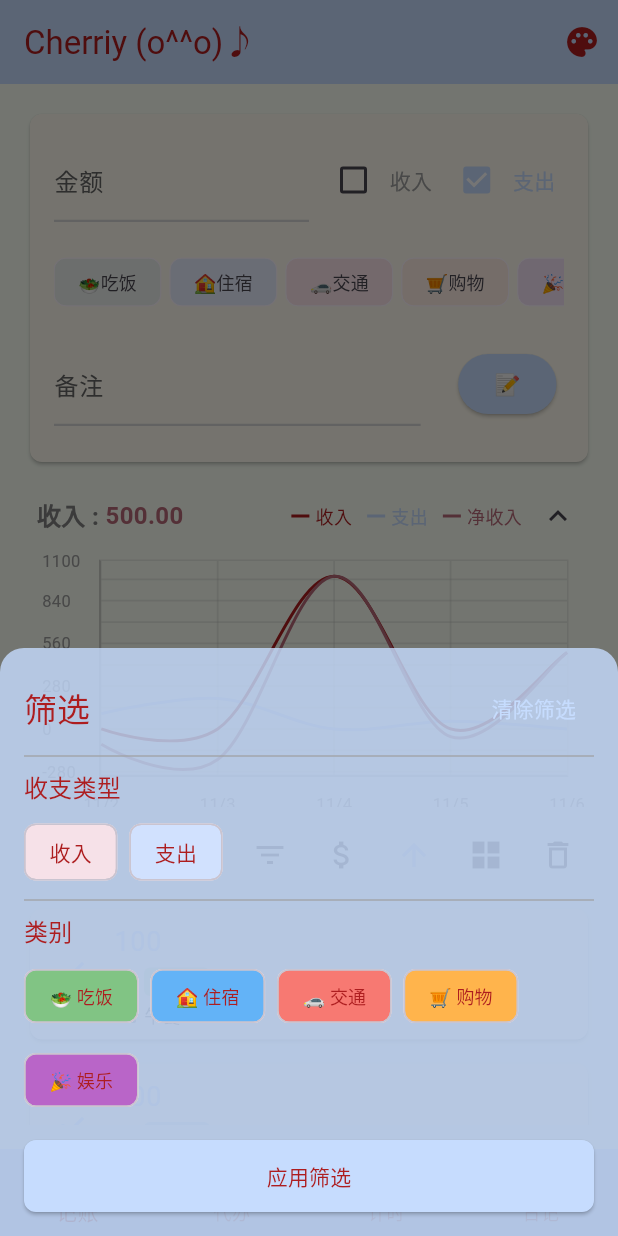
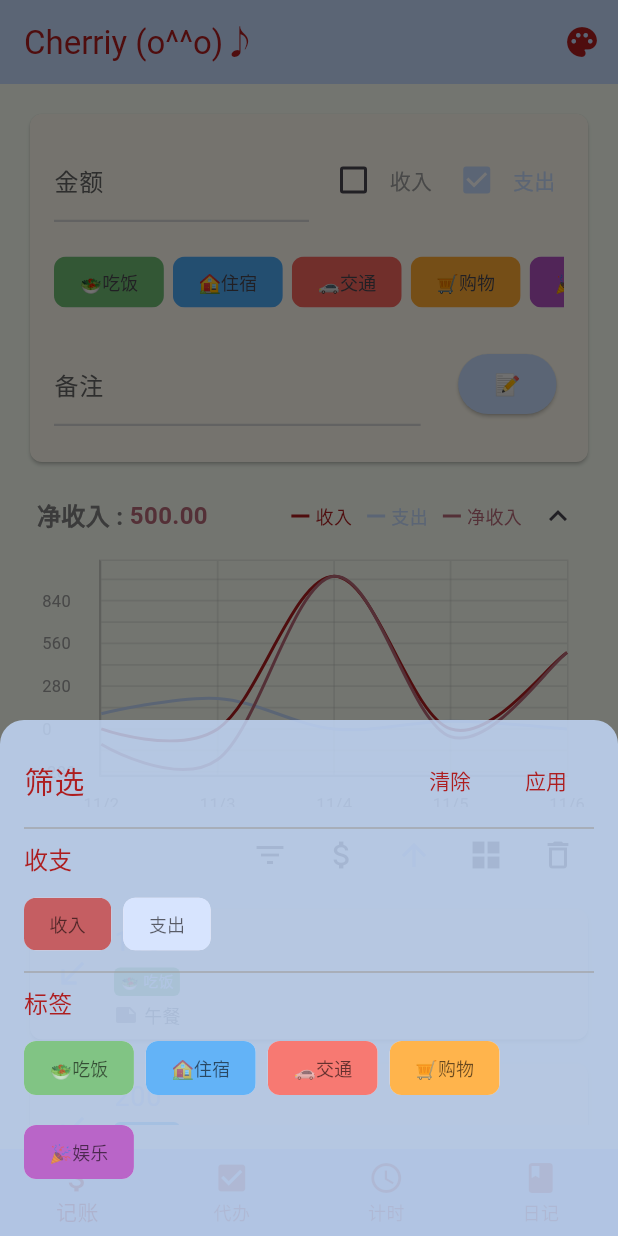
Before and after one commit to White-Lulu/cherriy, a Flutter app: the screen it shows after launch, after a tap on the "filter list" icon, on a phone screen of 412 x 824 dp. Run offline on Flutter 3.47's test engine with Material 3 defaults, Android fonts, the phone set to English and light mode, and no system bars; drawn by our look-alikes of fl_chart; our stand-ins replace flutter_colorpicker, image_picker, shared_preferences.

Commit message:
啊啊啊

```diff
--- a/lib/accountingpage.dart
+++ b/lib/accountingpage.dart
@@ -285,7 +285,8 @@ class AccountingPageState extends State<AccountingPage> {
   // 添加筛选方法
   void _showFilterBottomSheet() {
     final themeColor = Theme.of(context).primaryColor;
-    final textColor = Theme.of(context).textTheme.bodyMedium?.color ?? Colors.black;
+    final textColor =
+        Theme.of(context).textTheme.bodyMedium?.color ?? Colors.black;
     final warmColor = ColorScorer.getWarmColor(themeColor, textColor);
     final coldColor = ColorScorer.getColdColor(themeColor, textColor);
     FocusScope.of(context).unfocus();
@@ -308,7 +309,8 @@ class AccountingPageState extends State<AccountingPage> {
                   Row(
                     mainAxisAlignment: MainAxisAlignment.spaceBetween,
                     children: [
-                      Text('筛选', style: Theme.of(context).textTheme.titleLarge),
+                      Text('筛选', style: TextStyle(color: textColor,fontSize: 20)),
+                      Spacer(),
                       TextButton(
                         onPressed: () {
                           setState(() {
@@ -318,64 +320,115 @@ class AccountingPageState extends State<AccountingPage> {
                           Navigator.pop(context);
                           _applyFilter();
                         },
-
                         style: TextButton.styleFrom(
                           foregroundColor: themeColor,
                         ),
-                        child: Text('清除筛选'),
+                        child: Text('清除',
+                            style: TextStyle(color: textColor, fontSize: 14)),
+                      ),
+                      TextButton(
+                        onPressed: () {
+                          Navigator.pop(context);
+                          _applyFilter();
+                        },
+                        style: TextButton.styleFrom(
+                          foregroundColor: textColor,
+                        ),
+                        child: Text('应用',
+                            style: TextStyle(color: textColor,fontSize: 14),
+                      ),
                       ),
                     ],
                   ),
                   Divider(color: Colors.grey.withOpacity(0.8), thickness: 1),
-                  Text('收支类型', style: Theme.of(context).textTheme.titleMedium),
+                  Text('收支', style: Theme.of(context).textTheme.titleMedium),
                   SizedBox(height: 8),
                   Row(
                     children: [
                       FilterChip(
-                        label: Text('收入'),
+                        label: Row(
+                          mainAxisSize: MainAxisSize.min,
+                          children: [
+                            Text('收入', style: TextStyle(fontSize: 12)),
+                            if (selectedTransactionType == '收入') ...[
+                              SizedBox(width: 4),
+                              Icon(Icons.check, size: 12),
+                            ],
+                          ],
+                        ),
                         selected: selectedTransactionType == '收入',
                         onSelected: (bool selected) {
                           setState(() {
                             selectedTransactionType = selected ? '收入' : null;
                           });
                         },
-                        backgroundColor: warmColor.withOpacity(0.1),
-                        selectedColor: warmColor.withOpacity(0.2),
-                        checkmarkColor: warmColor,
+                        backgroundColor: warmColor.withOpacity(0.7),
+                        selectedColor: warmColor.withOpacity(0.8),
                         labelStyle: TextStyle(
-                          color: selectedTransactionType == '收入' ? warmColor : textColor,
-                        ),
+                          color: const Color.fromARGB(153, 3, 0, 0),
+                          fontSize: 12,
+                        ),
+                        shape: RoundedRectangleBorder(
+                          borderRadius: BorderRadius.circular(8),
+                          side: BorderSide(color: Colors.transparent),
+                        ),
+                        showCheckmark: false,
                       ),
                       SizedBox(width: 8),
                       FilterChip(
-                        label: Text('支出'),
+                        label: Row(
+                          mainAxisSize: MainAxisSize.min,
+                          children: [
+                            Text('支出', style: TextStyle(fontSize: 12)),
+                            if (selectedTransactionType == '支出') ...[
+                              SizedBox(width: 4),
+                              Icon(Icons.check, size: 12),
+                            ],
+                          ],
+                        ),
                         selected: selectedTransactionType == '支出',
                         onSelected: (bool selected) {
                           setState(() {
                             selectedTransactionType = selected ? '支出' : null;
                           });
                         },
-                        backgroundColor: coldColor.withOpacity(0.8),
-                        selectedColor: coldColor.withOpacity(0.9),
-                        checkmarkColor: coldColor,
+                        backgroundColor: coldColor.withOpacity(0.7),
+                        selectedColor: coldColor.withOpacity(0.8),
                         labelStyle: TextStyle(
-                          color: selectedTransactionType == '支出' ? coldColor : textColor, // 比这个颜色深一些
-                        ),
+                          color: const Color.fromARGB(153, 3, 0, 0),
+                          fontSize: 12,
+                        ),
+                        shape: RoundedRectangleBorder(
+                          borderRadius: BorderRadius.circular(8),
+                          side: BorderSide(color: Colors.transparent),
+                        ),
+                        showCheckmark: false,
                       ),
                     ],
                   ),
                   Divider(color: Colors.grey.withOpacity(0.8), thickness: 1),
-                  Text('类别', style: Theme.of(context).textTheme.titleMedium),
+                  Text('标签', style: Theme.of(context).textTheme.titleMedium),
                   SizedBox(height: 8),
                   Wrap(
                     spacing: 8,
                     runSpacing: 8,
                     children: categories.map((category) {
-                      String categoryString = '${category['emoji']} ${category['label']}';
-                      bool isSelected = selectedFilterCategories.contains(categoryString);
+                      String categoryString =
+                          '${category['emoji']}${category['label']}';
                       return FilterChip(
-                        label: Text(categoryString),
-                        selected: isSelected,
+                        label: Row(
+                          mainAxisSize: MainAxisSize.min,
+                          children: [
+                            Text(categoryString),
+                            if (selectedFilterCategories
+                                .contains(categoryString)) ...[
+                              SizedBox(width: 4),
+                              Icon(Icons.check, size: 12),
+                            ],
+                          ],
+                        ),
+                        selected:
+                            selectedFilterCategories.contains(categoryString),
                         onSelected: (bool selected) {
                           setState(() {
                             if (selected) {
@@ -387,30 +440,19 @@ class AccountingPageState extends State<AccountingPage> {
                         },
                         backgroundColor: category['color'].withOpacity(0.7),
                         selectedColor: category['color'].withOpacity(0.8),
-                        checkmarkColor: category['color'],
                         labelStyle: TextStyle(
-                          color: isSelected ? category['color'] : textColor,
+                          color: const Color.fromARGB(153, 3, 0, 0),
                           fontSize: 12,
                         ),
+                        shape: RoundedRectangleBorder(
+                          borderRadius: BorderRadius.circular(8),
+                          side: BorderSide(color: Colors.transparent),
+                        ),
+                        showCheckmark: false,
                       );
                     }).toList(),
                   ),
                   SizedBox(height: 16),
-                  ElevatedButton(
-                    onPressed: () {
-                      Navigator.pop(context);
-                      _applyFilter();
-                    },
-                    style: ElevatedButton.styleFrom(
-                      backgroundColor: themeColor,
-                      foregroundColor: textColor,
-                      minimumSize: Size(double.infinity, 48),
-                      shape: RoundedRectangleBorder(
-                        borderRadius: BorderRadius.circular(8),
-                      ),
-                    ),
-                    child: Text('应用筛选'),
-                  ),
                 ],
               ),
             );
@@ -632,7 +674,7 @@ class AccountingPageState extends State<AccountingPage> {
       }
 
       // 分割现有数据和预测数据（今天的索引是3）
-      _expenseSpotsReal = _expenseSpots.sublist(0, 4); // 0到今天
+      _expenseSpotsReal = _expenseSpots.sublist(0, 4); // 0到今
       _expenseSpotsFuture = _expenseSpots.sublist(3); // 今天到明天
       _incomeSpotsReal = _incomeSpots.sublist(0, 4);
       _incomeSpotsFuture = _incomeSpots.sublist(3);
@@ -655,7 +697,7 @@ class AccountingPageState extends State<AccountingPage> {
       children: [
         Row(
           children: [
-            Text('  收入 :',
+            Text('  净收入 :',
                 style: TextStyle(
                     fontSize: 16,
                     fontWeight: FontWeight.bold,
@@ -768,7 +810,7 @@ class AccountingPageState extends State<AccountingPage> {
                         interval: math.max((_maxY - _minY) / 5, 0.1),
                         getTitlesWidget: (value, meta) {
                           // 如果是最小值，则不显示
-                          if (value == _minY) {
+                          if (value == _minY || value == _maxY) {
                             return const SizedBox.shrink();
                           }
                           return Text(
@@ -797,7 +839,8 @@ class AccountingPageState extends State<AccountingPage> {
                           String dateText = '${date.month}/${date.day}';
 
                           return Padding(
-                            padding: const EdgeInsets.only(left: 10, right: 10, top: 10, bottom: 10),
+                            padding: const EdgeInsets.only(
+                                left: 10, right: 10, top: 10, bottom: 10),
                             child: Text(
                               dateText, // 给text加上边界
                               overflow: TextOverflow.ellipsis,
@@ -864,20 +907,20 @@ class AccountingPageState extends State<AccountingPage> {
                     show: true,
                     border: Border(
                       left: BorderSide(
-                        color: Colors.grey.withOpacity(0.5),  // 左边框颜色
-                        width: 1.5,  // 左边框宽度
+                        color: Colors.grey.withOpacity(0.5), // 左边框颜色
+                        width: 1.5, // 左边框宽度
                       ),
                       bottom: BorderSide(
-                        color: Colors.grey.withOpacity(0.5),  // 下边框颜色
-                        width: 1.5,  // 下边框宽度
+                        color: Colors.grey.withOpacity(0.5), // 下边框颜色
+                        width: 1.5, // 下边框宽度
                       ),
                       top: BorderSide(
-                        color: Colors.grey.withOpacity(0.2),  // 上边框颜色（更淡）
-                        width: 1,  // 上边框宽度（更细）
+                        color: Colors.grey.withOpacity(0.2), // 上边框颜色（更淡）
+                        width: 1, // 上边框宽度（更细）
                       ),
                       right: BorderSide(
-                        color: Colors.grey.withOpacity(0.2),  // 右边框颜色（更淡）
-                        width: 1,  // 右边框宽度（更细）
+                        color: Colors.grey.withOpacity(0.2), // 右边框颜色（更淡）
+                        width: 1, // 右边框宽度（更细）
                       ),
                     ),
                   ),
@@ -1012,18 +1055,15 @@ class AccountingPageState extends State<AccountingPage> {
                                   });
                                 },
                                 backgroundColor: category['color']
-                                    .withOpacity(0.1), // 减小不选中时的透明度
+                                    .withOpacity(0.8), // 减小不选中时的透明度
                                 selectedColor: category['color']
-                                    .withOpacity(0.3), // 减小选中时的透明度
+                                    .withOpacity(1.0), // 减小选中时的透明度
                                 shape: RoundedRectangleBorder(
                                   borderRadius:
                                       BorderRadius.circular(8), // 减小圆角
-                                  side: BorderSide(
-                                    color: Theme.of(context)
-                                        .cardColor, // 设置边框颜色与卡片颜色相同
-                                    width: 0, // 设置边框宽度
-                                  ),
+                                  side: BorderSide(color: Colors.transparent),
                                 ),
+
                                 showCheckmark: false,
                               ),
                             );
@@ -1240,7 +1280,7 @@ class AccountingPageState extends State<AccountingPage> {
         orElse: () {
           // 如果是临时类别，直接使用categoryString作为显示文本
           return {
-            'emoji': '', // 移🏷
+            'emoji': '', // 移除emoji
             'label': categoryString,
             'color': themeColor, // 使用主题色作为默认颜色
             'isTemporary': true
@@ -1251,14 +1291,18 @@ class AccountingPageState extends State<AccountingPage> {
       return Container(
         padding: EdgeInsets.symmetric(horizontal: 4, vertical: 2),
         decoration: BoxDecoration(
-          color: (category['color'] as Color).withOpacity(0.2),
+          color: (category['color'] as Color).withOpacity(0.8),
           borderRadius: BorderRadius.circular(4),
         ),
         child: Text(
           category['isTemporary'] == true
               ? categoryString // 临时类别直接显示完整文本
               : '${category['emoji']} ${category['label']}', // 永久类别显示emoji和标签
-          style: TextStyle(fontSize: 10),
+          style: TextStyle(
+            fontSize: 10,
+            color:
+                displayRecords[index]['type'] == '收入' ? warmColor : coldColor,
+          ),
         ),
       );
     }
@@ -1301,10 +1345,6 @@ class AccountingPageState extends State<AccountingPage> {
                   SizedBox(height: 4),
                   Row(
                     children: [
-                      Icon(Icons.category,
-                          size: 16,
-                          color: const Color.fromARGB(255, 214, 214, 214)),
-                      SizedBox(width: 4),
                       Expanded(
                         child: Wrap(
                           spacing: 4,
```
